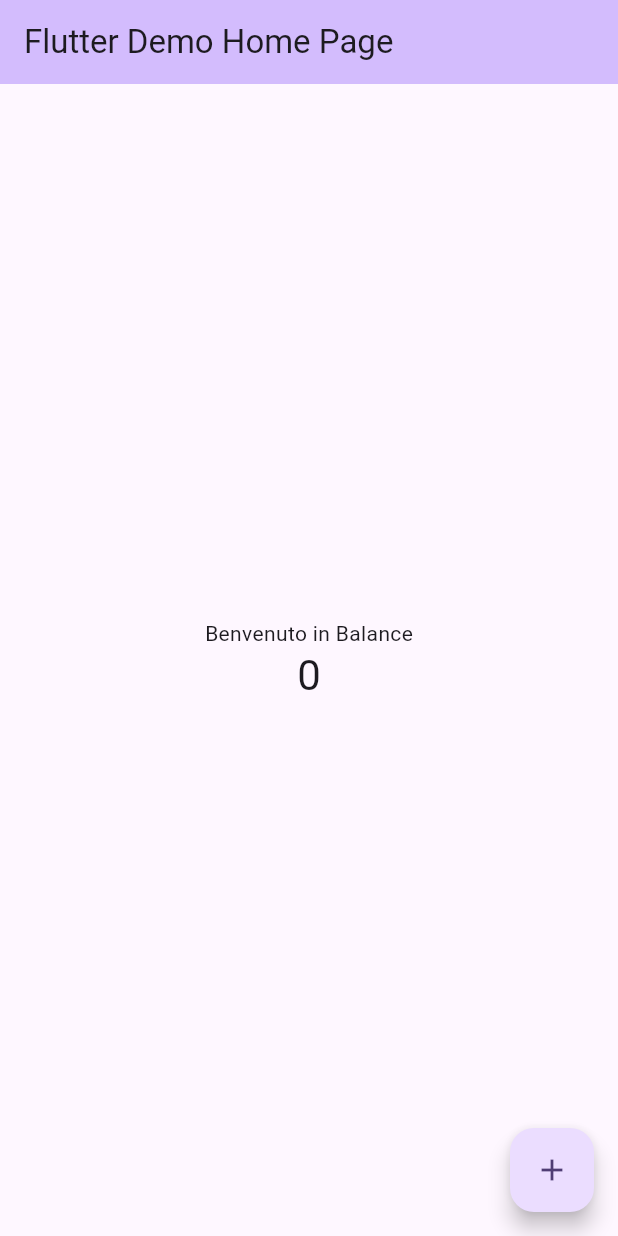
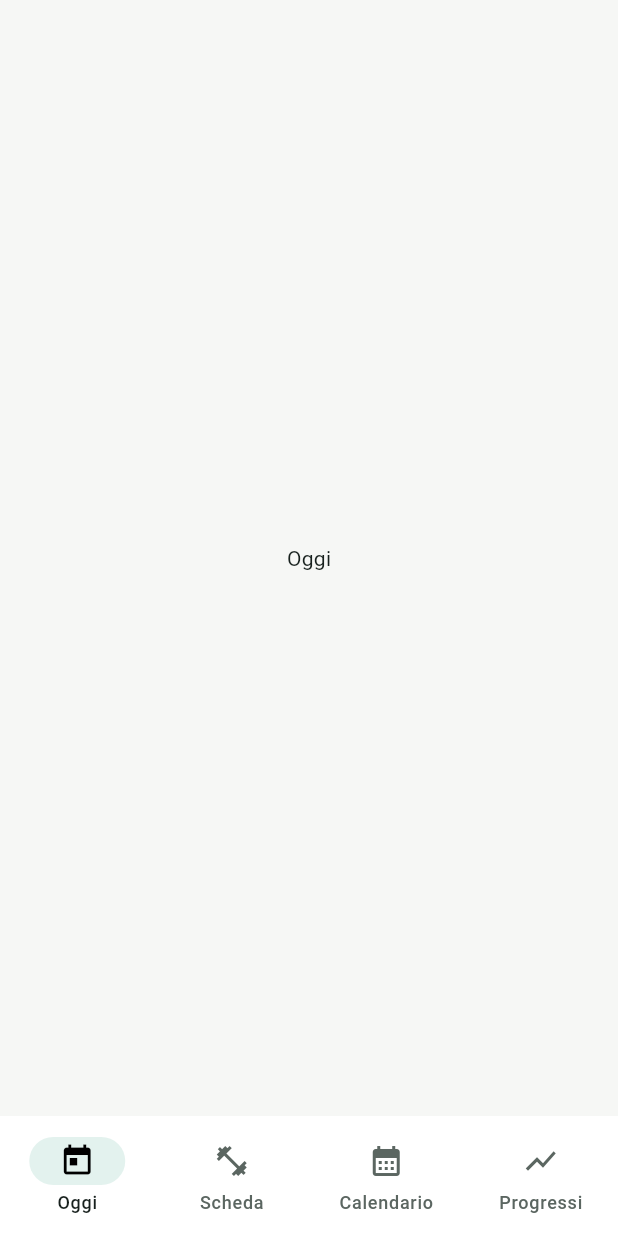
Before and after one commit to MatteoRossii/Balance, a Flutter app: the screen it shows after launch, on a phone screen of 412 x 824 dp. Run offline on Flutter 3.47's test engine with Material 3 defaults, Android fonts, the phone set to English and light mode, and no system bars.

Commit message:
aggiunta della bar in basso

```diff
--- a/lib/main.dart
+++ b/lib/main.dart
@@ -1,125 +1,113 @@
+// ============================================================
+// main.dart – punto di ingresso dell'app Balance
+//
+// Il file ha 3 parti, dall'alto verso il basso:
+//   1. main()            -> avvia l'app
+//   2. MyApp             -> impostazioni generali (titolo, tema)
+//   3. Navigazione       -> barra in basso + schermata mostrata
+// ============================================================
+
 import 'package:flutter/material.dart';
 
+// Importa i colori e lo stile (card, pulsanti, barra) da lib/tema.dart.
+import 'tema.dart';
+
+// --- 1. AVVIO -------------------------------------------------
+// Flutter parte sempre da main(). runApp() mette MyApp sullo schermo.
 void main() {
   runApp(const MyApp());
 }
 
+// --- 2. IMPOSTAZIONI GENERALI ---------------------------------
+// Qui NON si disegnano schermate: si configurano solo le cose
+// che valgono per tutta l'app.
+// DOVE OPERARE: titolo della scheda del browser, tema, prima schermata.
 class MyApp extends StatelessWidget {
   const MyApp({super.key});
 
-  // This widget is the root of your application.
   @override
   Widget build(BuildContext context) {
     return MaterialApp(
+      // Toglie il nastro "DEBUG" in alto a destra durante lo sviluppo.
+      debugShowCheckedModeBanner: false,
+      // Nome che compare nella scheda del browser.
       title: 'BALANCE',
-      theme: ThemeData(
-        // This is the theme of your application.
-        //
-        // TRY THIS: Try running your application with "flutter run". You'll see
-        // the application has a purple toolbar. Then, without quitting the app,
-        // try changing the seedColor in the colorScheme below to Colors.green
-        // and then invoke "hot reload" (save your changes or press the "hot
-        // reload" button in a Flutter-supported IDE, or press "r" if you used
-        // the command line to start the app).
-        //
-        // Notice that the counter didn't reset back to zero; the application
-        // state is not lost during the reload. To reset the state, use hot
-        // restart instead.
-        //
-        // This works for code too, not just values: Most code changes can be
-        // tested with just a hot reload.
-        colorScheme: ColorScheme.fromSeed(seedColor: Colors.deepPurple),
-        useMaterial3: true,
-      ),
-      home: const MyHomePage(title: 'Flutter Demo Home Page'),
+      // Colori e stile: sono definiti in lib/tema.dart.
+      theme: temaBalance,
+      // Prima schermata mostrata all'avvio: la nostra barra di navigazione.
+      home: const Navigazione(),
     );
   }
 }
 
-class MyHomePage extends StatefulWidget {
-  const MyHomePage({super.key, required this.title});
-
-  // This widget is the home page of your application. It is stateful, meaning
-  // that it has a State object (defined below) that contains fields that affect
-  // how it looks.
-
-  // This class is the configuration for the state. It holds the values (in this
-  // case the title) provided by the parent (in this case the App widget) and
-  // used by the build method of the State. Fields in a Widget subclass are
-  // always marked "final".
-
-  final String title;
+// --- 3. NAVIGAZIONE -------------------------------------------
+// È uno StatefulWidget perché deve ricordare quale sezione è
+// selezionata, e quel valore cambia quando tocchi la barra.
+// Un StatefulWidget si scrive sempre in due classi:
+//   - Navigazione       -> la "configurazione" (sotto)
+//   - _NavigazioneState -> i dati che cambiano + il metodo build
+class Navigazione extends StatefulWidget {
+  const Navigazione({super.key});
 
   @override
-  State<MyHomePage> createState() => _MyHomePageState();
+  State<Navigazione> createState() => _NavigazioneState();
 }
 
-class _MyHomePageState extends State<MyHomePage> {
-  int _counter = 0;
+class _NavigazioneState extends State<Navigazione> {
+  // Sezione selezionata: 0 = Oggi, 1 = Scheda, 2 = Calendario, 3 = Progressi.
+  // L'ordine deve coincidere con quello delle voci in `destinations`.
+  int _indiceSelezionato = 0;
 
-  void _incrementCounter() {
-    setState(() {
-      // This call to setState tells the Flutter framework that something has
-      // changed in this State, which causes it to rerun the build method below
-      // so that the display can reflect the updated values. If we changed
-      // _counter without calling setState(), then the build method would not be
-      // called again, and so nothing would appear to happen.
-      _counter++;
-    });
-  }
+  // Per ora ogni sezione è solo un testo segnaposto.
+  // DOVE OPERARE: quando crei le schermate vere (es. SchermataScheda),
+  // questa lista di testi diventerà una lista di widget, nello stesso ordine.
+  final List<String> _titoli = ['Oggi', 'Scheda', 'Calendario', 'Progressi'];
 
   @override
   Widget build(BuildContext context) {
-    // This method is rerun every time setState is called, for instance as done
-    // by the _incrementCounter method above.
-    //
-    // The Flutter framework has been optimized to make rerunning build methods
-    // fast, so that you can just rebuild anything that needs updating rather
-    // than having to individually change instances of widgets.
+    // Scaffold = scheletro di una schermata: un corpo (body)
+    // e, in basso, la barra di navigazione.
     return Scaffold(
-      appBar: AppBar(
-        // TRY THIS: Try changing the color here to a specific color (to
-        // Colors.amber, perhaps?) and trigger a hot reload to see the AppBar
-        // change color while the other colors stay the same.
-        backgroundColor: Theme.of(context).colorScheme.inversePrimary,
-        // Here we take the value from the MyHomePage object that was created by
-        // the App.build method, and use it to set our appbar title.
-        title: Text(widget.title),
-      ),
-      body: Center(
-        // Center is a layout widget. It takes a single child and positions it
-        // in the middle of the parent.
-        child: Column(
-          // Column is also a layout widget. It takes a list of children and
-          // arranges them vertically. By default, it sizes itself to fit its
-          // children horizontally, and tries to be as tall as its parent.
-          //
-          // Column has various properties to control how it sizes itself and
-          // how it positions its children. Here we use mainAxisAlignment to
-          // center the children vertically; the main axis here is the vertical
-          // axis because Columns are vertical (the cross axis would be
-          // horizontal).
-          //
-          // TRY THIS: Invoke "debug painting" (choose the "Toggle Debug Paint"
-          // action in the IDE, or press "p" in the console), to see the
-          // wireframe for each widget.
-          mainAxisAlignment: MainAxisAlignment.center,
-          children: <Widget>[
-            const Text(
-              'Benvenuto in Balance',
-            ),
-            Text(
-              '$_counter',
-              style: Theme.of(context).textTheme.headlineMedium,
-            ),
-          ],
+      // ---- CORPO: la schermata della sezione selezionata ----
+      // SafeArea tiene il contenuto lontano da notch e barra di sistema dell'iPhone.
+      body: SafeArea(
+        // Su schermi larghi il contenuto non supera 500 e resta centrato.
+        // Il Center esterno mette la colonna da 500 al centro dello schermo;
+        // ConstrainedBox pone il limite di larghezza.
+        child: Center(
+          child: ConstrainedBox(
+            constraints: const BoxConstraints(maxWidth: 500),
+            // DOVE OPERARE: qui dentro va il contenuto della sezione scelta.
+            // Il Center interno serve solo per il testo segnaposto: con una
+            // ListView di card si toglie.
+            child: Center(child: Text(_titoli[_indiceSelezionato])),
+          ),
         ),
       ),
-      floatingActionButton: FloatingActionButton(
-        onPressed: _incrementCounter,
-        tooltip: 'Increment',
-        child: const Icon(Icons.add),
-      ), // This trailing comma makes auto-formatting nicer for build methods.
+
+      // ---- BARRA IN BASSO ----
+      // Sta fuori dal body, quindi resta larga quanto lo schermo.
+      bottomNavigationBar: NavigationBar(
+        // Quale voce è evidenziata.
+        selectedIndex: _indiceSelezionato,
+        // Chiamata quando tocchi una voce; `indice` è la posizione toccata.
+        // setState dice a Flutter di ridisegnare con il nuovo valore:
+        // senza setState il numero cambierebbe ma lo schermo no.
+        onDestinationSelected: (indice) {
+          setState(() => _indiceSelezionato = indice);
+        },
+        // Le 4 voci. DOVE OPERARE: per cambiare icone o nomi delle sezioni.
+        // Se ne aggiungi o togli una, aggiorna anche `_titoli` sopra.
+        destinations: const [
+          NavigationDestination(icon: Icon(Icons.today), label: 'Oggi'),
+          NavigationDestination(
+              icon: Icon(Icons.fitness_center), label: 'Scheda'),
+          NavigationDestination(
+              icon: Icon(Icons.calendar_month), label: 'Calendario'),
+          NavigationDestination(
+              icon: Icon(Icons.show_chart), label: 'Progressi'),
+        ],
+      ),
     );
   }
 }
--- /dev/null
+++ b/lib/tema.dart
@@ -0,0 +1,83 @@
+// ============================================================
+// tema.dart – colori e stile dell'app (da CLAUDE.md, "Grafica")
+//
+// Il file ha 2 parti:
+//   1. Costanti dei colori   -> i codici esadecimali approvati
+//   2. temaBalance           -> lo stile di card, pulsanti e barra
+//
+// DOVE OPERARE: per cambiare un colore modifica la costante qui sotto,
+// e cambia in tutta l'app. Per cambiare lo stile di tutte le card
+// o di tutti i pulsanti, modifica la voce corrispondente in temaBalance.
+// ============================================================
+
+import 'package:flutter/material.dart';
+
+// --- 1. COLORI ------------------------------------------------
+// In Flutter #0E7C66 si scrive Color(0xFF0E7C66): "0xFF" + il codice.
+// (FF significa colore pieno, non trasparente.)
+const coloreAccento = Color(0xFF0E7C66); // verde principale
+const coloreAccentoScuro = Color(0xFF0A5E4D); // verde scuro
+const coloreSfondo = Color(0xFFF6F7F5); // sfondo delle schermate
+const coloreCard = Color(0xFFFFFFFF); // sfondo delle card
+const coloreBordo = Color(0xFFE4E8E6); // bordo sottile delle card
+const coloreTesto = Color(0xFF17201D); // testo principale
+const coloreTestoSecondario = Color(0xFF5B6661); // testo meno importante
+const coloreVerdeChiaro = Color(0xFFE3F2EE); // voce selezionata, evidenziazioni
+// Promemoria esami: non sono nel tema, si usano direttamente nel widget.
+const colorePromemoriaSfondo = Color(0xFFFDF3E1);
+const colorePromemoriaTesto = Color(0xFF8A5300);
+
+// --- 2. TEMA --------------------------------------------------
+// Passato a MaterialApp in main.dart (theme: temaBalance).
+// Ogni Card, FilledButton e NavigationBar dell'app prende lo stile da qui,
+// quindi non va ripetuto widget per widget.
+final ThemeData temaBalance = ThemeData(
+  useMaterial3: true,
+
+  // Palette. Imposto i colori uno per uno invece di usare fromSeed,
+  // che li genera da un colore e li altera un po': qui servono quelli esatti.
+  // Nomi: primary = verde principale, onPrimary = testo sopra il verde,
+  // surface = card, onSurface = testo, outline = bordi.
+  colorScheme: const ColorScheme.light(
+    primary: coloreAccento,
+    onPrimary: Colors.white,
+    primaryContainer: coloreVerdeChiaro,
+    onPrimaryContainer: coloreAccentoScuro,
+    surface: coloreCard,
+    onSurface: coloreTesto,
+    onSurfaceVariant: coloreTestoSecondario,
+    outline: coloreBordo,
+  ),
+
+  // Sfondo di tutte le schermate.
+  scaffoldBackgroundColor: coloreSfondo,
+
+  // Card: angoli arrotondati a 20, bordo sottile, niente ombra.
+  // margin zero: la distanza tra le card la decidiamo noi (16) nelle schermate.
+  cardTheme: CardThemeData(
+    color: coloreCard,
+    elevation: 0,
+    margin: EdgeInsets.zero,
+    shape: RoundedRectangleBorder(
+      borderRadius: BorderRadius.circular(20),
+      side: const BorderSide(color: coloreBordo),
+    ),
+  ),
+
+  // Pulsanti pieni (FilledButton): larghi quanto il contenitore,
+  // alti almeno 48, angoli 14.
+  filledButtonTheme: FilledButtonThemeData(
+    style: FilledButton.styleFrom(
+      minimumSize: const Size.fromHeight(48),
+      shape: RoundedRectangleBorder(borderRadius: BorderRadius.circular(14)),
+    ),
+  ),
+
+  // Barra in basso: sfondo bianco, voce selezionata evidenziata in verde chiaro.
+  // surfaceTintColor trasparente evita una sfumatura colorata di Material 3.
+  navigationBarTheme: const NavigationBarThemeData(
+    backgroundColor: coloreCard,
+    indicatorColor: coloreVerdeChiaro,
+    surfaceTintColor: Colors.transparent,
+  ),
+);
```
Also changed, not shown: 1 other file.
